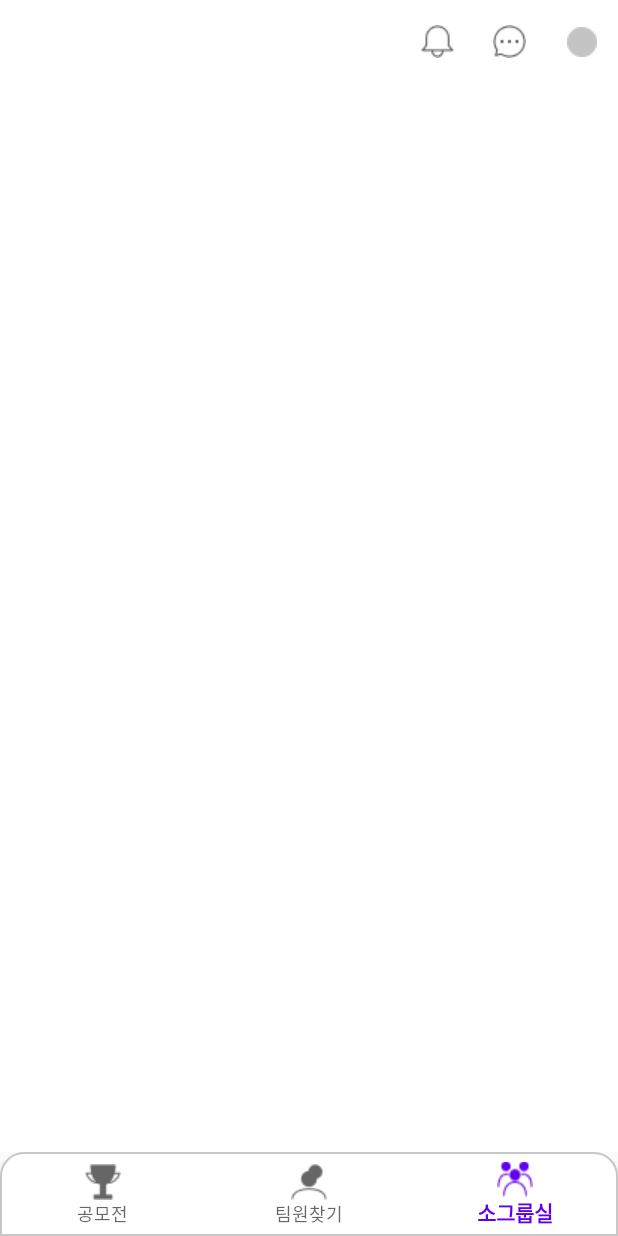
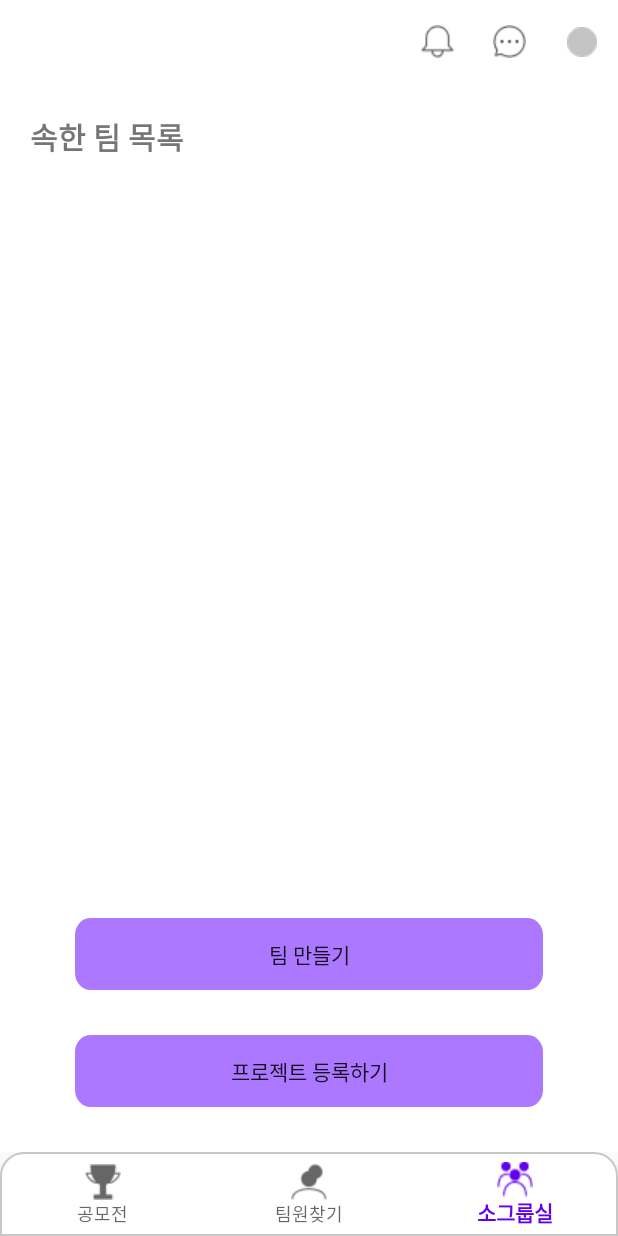
Before and after one commit to Apptive2022-1/TeamDRAW, an Android app: the screen it shows after launch once a user with an empty profile is signed in (MainActivity), item 3 of the bottom bar chosen, on a phone screen of 412 x 824 dp. Run offline under Robolectric (Android 15) with nearby library versions, the phone set to English and light mode, and no system bars; our stand-ins replace Dagger/Hilt's generated code, Firebase (no records; nobody signed in at launch, a user with empty details on screens opened directly), Room's generated code, data binding, navigation-ui; 1 statement that could not run was skipped.

Commit message:
소그룹실

```diff
--- a/TeamDRAW/app/src/main/java/com/example/teamdraw/ui/MainActivity.kt
+++ b/TeamDRAW/app/src/main/java/com/example/teamdraw/ui/MainActivity.kt
@@ -52,7 +52,6 @@ class MainActivity : AppCompatActivity() {
 
         navHostController = navHostFragment.navController
 
-        //handleInitLogin() // 첫 가입 & 로그인인 경우 정보입력창으로 navigate
         getResultCode = registerForActivityResult(ActivityResultContracts.StartActivityForResult()) { result ->
                 if (result.resultCode == RESULT_FIRST_USER) { // 최초 로그인시에는 정보입력창으로 안내
                     navHostController.navigate(R.id.action_contestFragment_to_inputInformationFragment)
--- a/TeamDRAW/app/src/main/java/com/example/teamdraw/ui/fragments/InputLocalFragment.kt
+++ b/TeamDRAW/app/src/main/java/com/example/teamdraw/ui/fragments/InputLocalFragment.kt
@@ -10,9 +10,9 @@ import androidx.fragment.app.activityViewModels
 import com.example.teamdraw.R
 import com.example.teamdraw.databinding.FragmentInputLocalBinding
 import com.example.teamdraw.viewmodels.UserInfoViewModel
+import com.google.firebase.auth.FirebaseAuth
 
 class InputLocalFragment : Fragment() {
-
     private val userInfoViewModel: UserInfoViewModel by activityViewModels()
     private lateinit var binding: FragmentInputLocalBinding
 
--- a/TeamDRAW/app/src/main/java/com/example/teamdraw/ui/fragments/SmallGroupRoomFragment.kt
+++ b/TeamDRAW/app/src/main/java/com/example/teamdraw/ui/fragments/TeamFragment.kt
@@ -7,15 +7,12 @@ import android.view.View
 import android.view.ViewGroup
 import com.example.teamdraw.R
 
+class TeamFragment : Fragment() {
 
-class SmallGroupRoomFragment : Fragment() {
-
-    override fun onCreateView(
-        inflater: LayoutInflater, container: ViewGroup?,
-        savedInstanceState: Bundle?
-    ): View? {
+    override fun onCreateView(inflater: LayoutInflater, container: ViewGroup?, savedInstanceState: Bundle?): View? {
         // Inflate the layout for this fragment
-        return inflater.inflate(R.layout.fragment_small_group_room, container, false)
+        return inflater.inflate(R.layout.fragment_team, container, false)
     }
 
+
 }
--- /dev/null
+++ b/TeamDRAW/app/src/main/java/com/example/teamdraw/ui/fragments/TeamListFragment.kt
@@ -0,0 +1,17 @@
+package com.example.teamdraw.ui.fragments
+
+import android.os.Bundle
+import androidx.fragment.app.Fragment
+import android.view.LayoutInflater
+import android.view.View
+import android.view.ViewGroup
+import com.example.teamdraw.R
+
+
+class TeamListFragment : Fragment() {
+    override fun onCreateView(inflater: LayoutInflater, container: ViewGroup?, savedInstanceState: Bundle?): View? {
+        // Inflate the layout for this fragment
+        return inflater.inflate(R.layout.fragment_teamlist, container, false)
+    }
+
+}
--- /dev/null
+++ b/TeamDRAW/app/src/main/res/drawable/frame_rectangle_48.xml
@@ -0,0 +1,24 @@
+<?xml version="1.0" encoding="utf-8"?>
+<vector
+    xmlns:android="http://schemas.android.com/apk/res/android"
+    xmlns:aapt="http://schemas.android.com/aapt"
+    android:width="297dp"
+    android:height="43dp"
+    android:viewportWidth="297"
+    android:viewportHeight="43"
+    >
+
+    <group>
+
+        <clip-path
+            android:pathData="M10 0H287C292.523 0 297 4.47715 297 10V33C297 38.5228 292.523 43 287 43H10C4.47715 43 0 38.5228 0 33V10C0 4.47715 4.47715 0 10 0Z"
+            />
+
+        <path
+            android:pathData="M0 0V43H297V0"
+            android:fillColor="#AB78FF"
+            />
+
+    </group>
+
+</vector>
--- a/TeamDRAW/app/src/main/res/layout/fragment_small_group_room.xml
+++ b/TeamDRAW/app/src/main/res/layout/fragment_team.xml
@@ -1,12 +1,13 @@
 <?xml version="1.0" encoding="utf-8"?>
 <androidx.constraintlayout.widget.ConstraintLayout xmlns:android="http://schemas.android.com/apk/res/android"
+    xmlns:app="http://schemas.android.com/apk/res-auto"
     xmlns:tools="http://schemas.android.com/tools"
-    android:id="@+id/smallGroupRoomFragment"
     android:layout_width="match_parent"
     android:layout_height="match_parent"
-    xmlns:app="http://schemas.android.com/apk/res-auto"
-    tools:context=".ui.fragments.SmallGroupRoomFragment">
+    android:id="@+id/teamFragment"
+    tools:context=".ui.fragments.TeamFragment">
 
-    <!-- TODO: Update blank fragment layout -->
+
+
 
 </androidx.constraintlayout.widget.ConstraintLayout>
--- /dev/null
+++ b/TeamDRAW/app/src/main/res/layout/fragment_teamlist.xml
@@ -0,0 +1,62 @@
+<?xml version="1.0" encoding="utf-8"?>
+<androidx.constraintlayout.widget.ConstraintLayout xmlns:android="http://schemas.android.com/apk/res/android"
+    xmlns:tools="http://schemas.android.com/tools"
+    android:id="@+id/smallGroupRoomFragment"
+    android:layout_width="match_parent"
+    android:layout_height="match_parent"
+    xmlns:app="http://schemas.android.com/apk/res-auto"
+    tools:context=".ui.fragments.TeamListFragment">
+
+    <TextView
+        android:id="@+id/textView"
+        android:layout_width="wrap_content"
+        android:layout_height="wrap_content"
+        android:layout_marginLeft="20dp"
+        android:layout_marginTop="20dp"
+        android:text="속한 팀 목록"
+        android:textSize="20sp"
+        android:textStyle="bold"
+        app:layout_constraintStart_toStartOf="parent"
+        app:layout_constraintTop_toTopOf="parent" />
+
+    <androidx.viewpager2.widget.ViewPager2
+        android:id="@+id/vp_teamList"
+        android:layout_width="match_parent"
+        android:layout_height="0dp"
+        android:layout_marginTop="30dp"
+        android:layout_marginBottom="30dp"
+        app:layout_constraintBottom_toTopOf="@+id/btn_makeTeam"
+        app:layout_constraintEnd_toEndOf="parent"
+        app:layout_constraintStart_toStartOf="parent"
+        app:layout_constraintTop_toBottomOf="@+id/textView" />
+
+    <Button
+        android:id="@+id/btn_registerProject"
+        android:layout_width="match_parent"
+        android:layout_height="wrap_content"
+        android:layout_marginLeft="50dp"
+        android:layout_marginRight="50dp"
+        android:layout_marginBottom="30dp"
+        android:background="@drawable/frame_rectangle_48"
+        android:text="프로젝트 등록하기"
+        app:layout_constraintBottom_toBottomOf="parent"
+        app:layout_constraintEnd_toEndOf="parent"
+        app:layout_constraintStart_toStartOf="parent"
+        app:layout_constraintTop_toBottomOf="@+id/btn_makeTeam" />
+
+    <Button
+        android:id="@+id/btn_makeTeam"
+        android:layout_width="match_parent"
+        android:layout_height="wrap_content"
+        android:layout_marginLeft="50dp"
+        android:layout_marginRight="50dp"
+        android:layout_marginBottom="30dp"
+        android:background="@drawable/frame_rectangle_48"
+        android:text="팀 만들기"
+        app:layout_constraintBottom_toTopOf="@+id/btn_registerProject"
+        app:layout_constraintEnd_toEndOf="parent"
+        app:layout_constraintHorizontal_bias="0.733"
+        app:layout_constraintStart_toStartOf="parent"
+        app:layout_constraintTop_toBottomOf="@+id/vp_teamList" />
+
+</androidx.constraintlayout.widget.ConstraintLayout>
--- a/TeamDRAW/app/src/main/res/menu/bottom_menu.xml
+++ b/TeamDRAW/app/src/main/res/menu/bottom_menu.xml
@@ -12,7 +12,7 @@
         android:icon="@drawable/ic_nav_finding_team_member"
         android:title="@string/bottom_menu_member" />
     <item
-        android:id="@+id/smallGroupRoomFragment"
+        android:id="@+id/teamListFragment"
         android:enabled="true"
         android:icon="@drawable/ic_nav_small_group_room"
         android:title="@string/bottom_menu_group"/>
--- a/TeamDRAW/app/src/main/res/navigation/nav_graph.xml
+++ b/TeamDRAW/app/src/main/res/navigation/nav_graph.xml
@@ -19,11 +19,6 @@
 
     </fragment>
     <fragment
-        android:id="@+id/smallGroupRoomFragment"
-        android:name="com.example.teamdraw.ui.fragments.SmallGroupRoomFragment"
-        android:label="fragment_small_group_room"
-        tools:layout="@layout/fragment_small_group_room" />
-    <fragment
         android:id="@+id/findingTeamMembersFragment"
         android:name="com.example.teamdraw.ui.fragments.FindingTeamMembersFragment"
         android:label="fragment_finding_team_members"
@@ -43,6 +38,9 @@
         <action
             android:id="@+id/action_contestDetailFragment_to_findingTeamMembersFragment"
             app:destination="@id/findingTeamMembersFragment" />
+        <action
+            android:id="@+id/action_contestDetailFragment_to_teamListFragment"
+            app:destination="@id/teamListFragment" />
     </fragment>
 
     <fragment
@@ -70,4 +68,9 @@
             app:nullable="true"
             android:defaultValue='"me"' />
     </fragment>
+    <fragment
+        android:id="@+id/teamListFragment"
+        android:name="com.example.teamdraw.ui.fragments.TeamListFragment"
+        android:label="fragment_teamlist"
+        tools:layout="@layout/fragment_teamlist" />
 </navigation>
```
